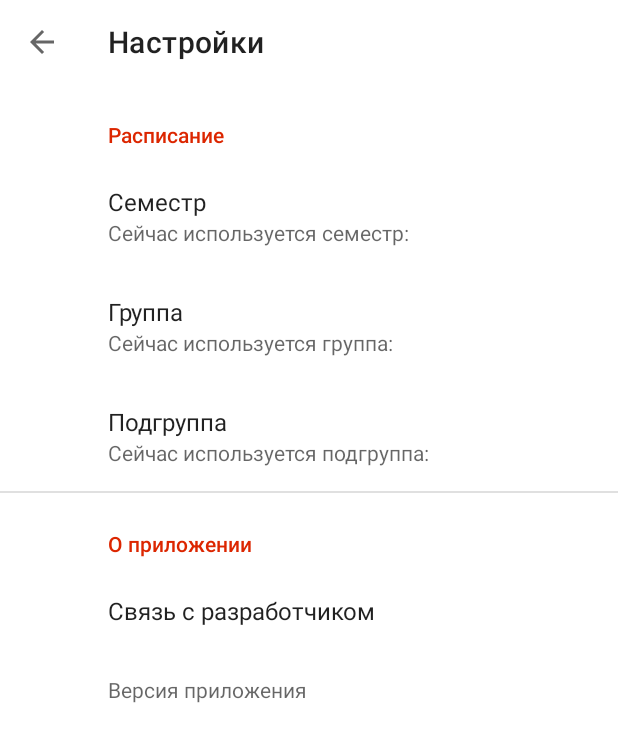
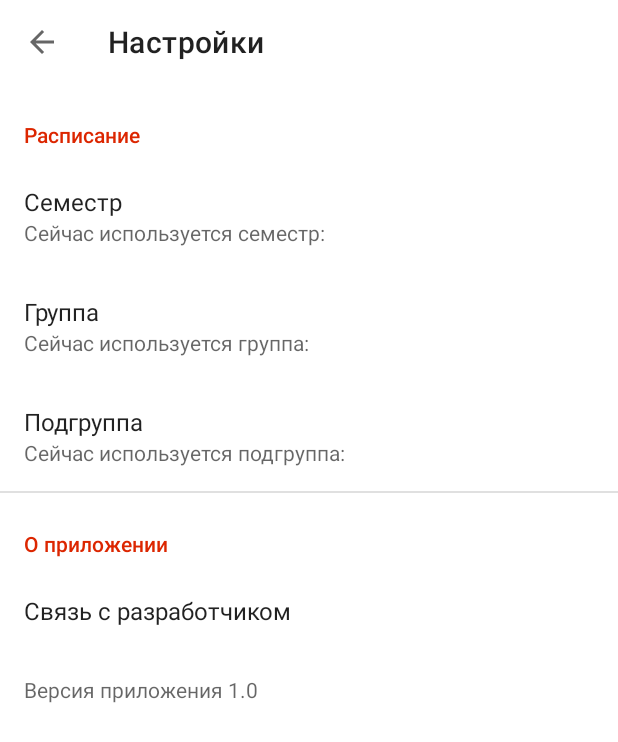
Before and after one commit to NikitaTr99/my-vspc-android, an Android app: the SettingsActivity screen opened directly, with no data from a screen before it, on a phone screen of 412 x 824 dp. Shown: the top 742 px of the screen. Run offline under Robolectric (Android 15) with nearby library versions, the phone set to English and light mode, and no system bars; our stand-ins replace androidx.preference.

```diff
--- a/app/src/main/java/com/ntsoftware/vspc/myvspc/screens/settings/SettingsActivity.kt
+++ b/app/src/main/java/com/ntsoftware/vspc/myvspc/screens/settings/SettingsActivity.kt
@@ -4,9 +4,11 @@ import android.content.Intent
 import android.net.Uri
 import android.os.Bundle
 import android.view.MenuItem
+import android.view.View
 import androidx.appcompat.app.AppCompatActivity
 import androidx.preference.Preference
 import androidx.preference.PreferenceFragmentCompat
+import androidx.recyclerview.widget.RecyclerView
 import com.google.android.material.appbar.MaterialToolbar
 import com.ntsoftware.vspc.myvspc.BuildConfig
 import com.ntsoftware.vspc.myvspc.R
@@ -47,12 +49,12 @@ class SettingsActivity : AppCompatActivity() {
         override fun onCreatePreferences(savedInstanceState: Bundle?, rootKey: String?) {
             setPreferencesFromResource(R.xml.root_pref, rootKey)
 
-            findPreference("version").summary = "Версия приложения ${BuildConfig.VERSION_NAME}"
-
-            findPreference("settings_contact_developer").setOnPreferenceClickListener {
+            findPreference<Preference>("settings_contact_developer")?.setOnPreferenceClickListener {
                 startActivity(Intent(Intent.ACTION_VIEW, Uri.parse("https://t.me/Tremper")))
                 true
             }
+
+            findPreference<Preference>("version")?.summary = "Версия приложения ${BuildConfig.VERSION_NAME}"
 
         }
     }
--- a/app/src/main/res/xml/root_pref.xml
+++ b/app/src/main/res/xml/root_pref.xml
@@ -1,40 +1,51 @@
 <?xml version="1.0" encoding="utf-8"?>
 <PreferenceScreen
     xmlns:android="http://schemas.android.com/apk/res/android"
-    xmlns:app="http://schemas.android.com/apk/res-auto">
+    xmlns:app="http://schemas.android.com/apk/res-auto"
+    >
 
-    <PreferenceCategory app:title="Расписание">
+    <PreferenceCategory
+        app:iconSpaceReserved="false"
+        android:title="Расписание">
         <ListPreference
-            app:title="Семестр"
+            android:title="Семестр"
             android:summary="Сейчас используется семестр: %s"
             android:key="semester"
             android:entries="@array/semester_list"
             android:entryValues="@array/semester_list"
+            app:iconSpaceReserved="false"
             />
         <ListPreference
-            app:title="Группа"
+            android:title="Группа"
             android:summary="Сейчас используется группа: %s"
             android:key="group"
             android:entries="@array/groups_list"
             android:entryValues="@array/groups_list_values"
+            app:iconSpaceReserved="false"
             />
         <ListPreference
-            app:title="Подгруппа"
+            android:title="Подгруппа"
             android:summary="Сейчас используется подгруппа: %s"
             android:key="subgroup"
             android:entries="@array/subgroups_list"
             android:entryValues="@array/subgroups_list"
+            app:iconSpaceReserved="false"
             />
     </PreferenceCategory>
 
-    <PreferenceCategory app:title="О приложении">
+    <PreferenceCategory
+        app:iconSpaceReserved="false"
+        android:title="О приложении">
         <Preference
+            android:summary=""
             android:title="Связь с разработчиком"
-            android:summary=""
+            app:iconSpaceReserved="false"
             app:key="settings_contact_developer" />
         <Preference
+            android:key="version"
+            android:selectable="false"
             android:summary="Версия приложения "
-            android:key="version"/>
+            app:iconSpaceReserved="false" />
     </PreferenceCategory>
 
 </PreferenceScreen>
--- a/build.gradle
+++ b/build.gradle
@@ -10,7 +10,7 @@ buildscript {
     }
 
     dependencies {
-        classpath "com.android.tools.build:gradle:4.1.1"
+        classpath 'com.android.tools.build:gradle:4.1.2'
         classpath "org.jetbrains.kotlin:kotlin-gradle-plugin:$kotlinVersion"
         // NOTE: Do not place your application dependencies here; they belong
         // in the individual module build.gradle files
```
Also changed, not shown: app/build.gradle (+6 -5 lines).
